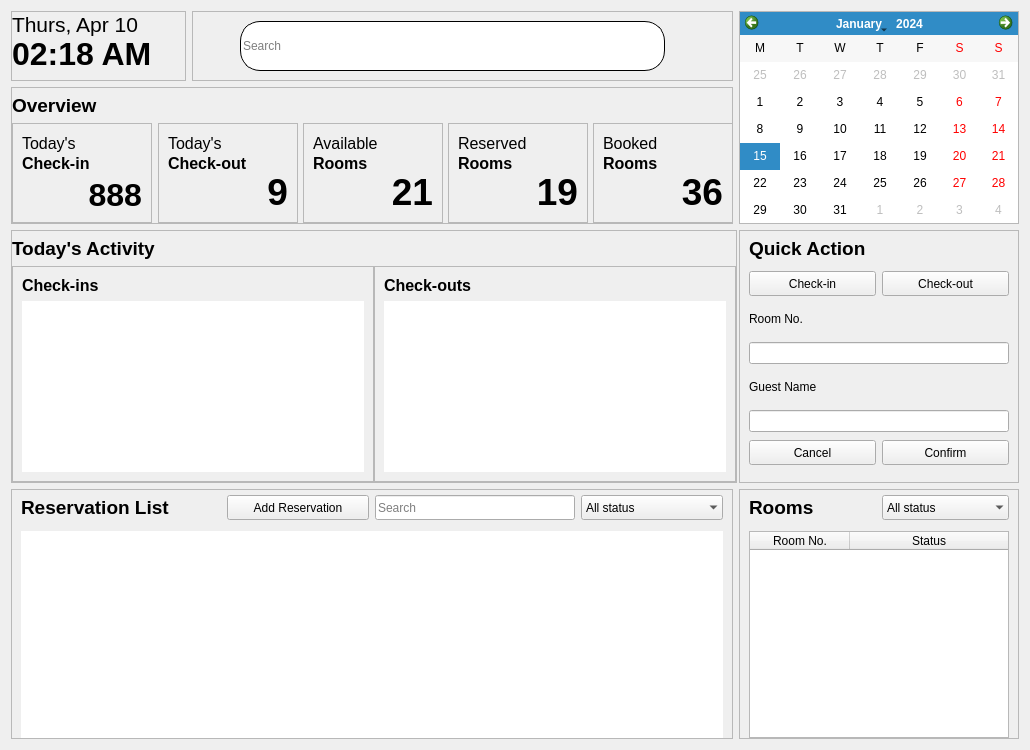
Before: the Qt Designer form ui_files/dashboard_page.ui in xbryan25/hotel-management-system, drawn with Qt 5.
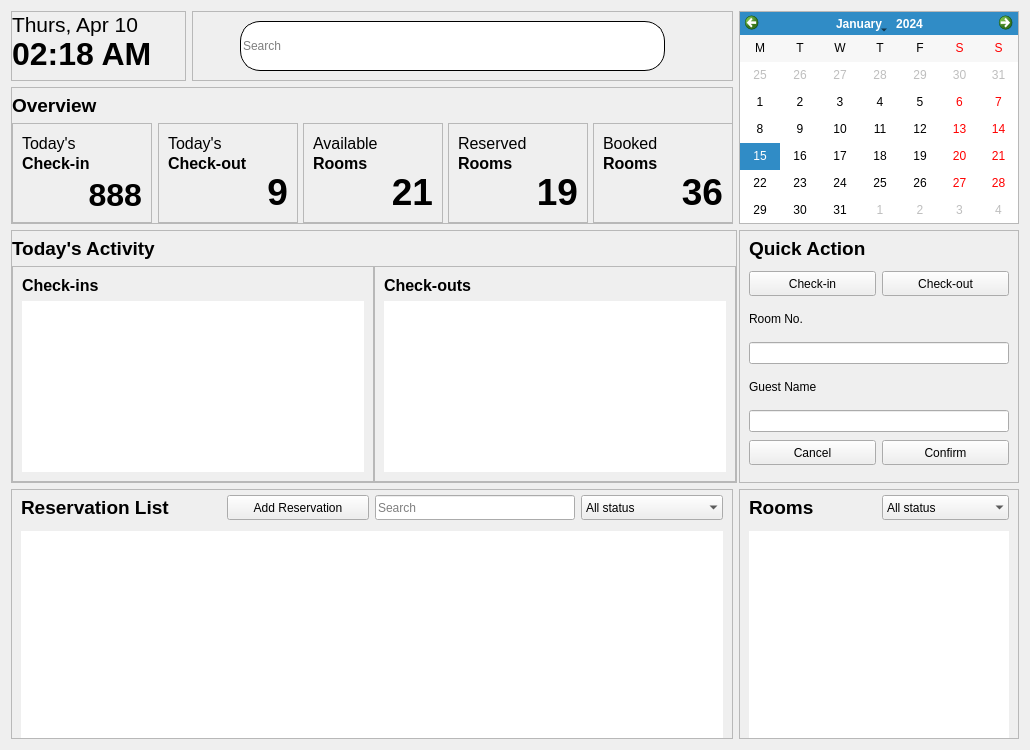
After: the same form once the commit is applied.

Commit message: feat(dashboard): connect rooms_frame_table_view to RoomsModel

What changed in the file:
```diff
--- a/ui_files/dashboard_page.ui
+++ b/ui_files/dashboard_page.ui
@@ -1361,23 +1361,6 @@
         </property>
        </widget>
       </item>
-      <item row="1" column="0" colspan="2">
-       <widget class="QTableWidget" name="rooms_frame_table_widget">
-        <attribute name="horizontalHeaderStretchLastSection">
-         <bool>true</bool>
-        </attribute>
-        <column>
-         <property name="text">
-          <string>Room No.</string>
-         </property>
-        </column>
-        <column>
-         <property name="text">
-          <string>Status</string>
-         </property>
-        </column>
-       </widget>
-      </item>
       <item row="0" column="1">
        <widget class="QComboBox" name="rooms_frame_status_combobox">
         <property name="minimumSize">
@@ -1419,6 +1402,22 @@
         </item>
        </widget>
       </item>
+      <item row="1" column="0" colspan="2">
+       <widget class="QTableView" name="rooms_frame_table_view">
+        <property name="frameShape">
+         <enum>QFrame::NoFrame</enum>
+        </property>
+        <property name="showGrid">
+         <bool>false</bool>
+        </property>
+        <property name="cornerButtonEnabled">
+         <bool>false</bool>
+        </property>
+        <attribute name="verticalHeaderVisible">
+         <bool>false</bool>
+        </attribute>
+       </widget>
+      </item>
      </layout>
     </widget>
    </item>
```
The commit also changes 4 other files.
